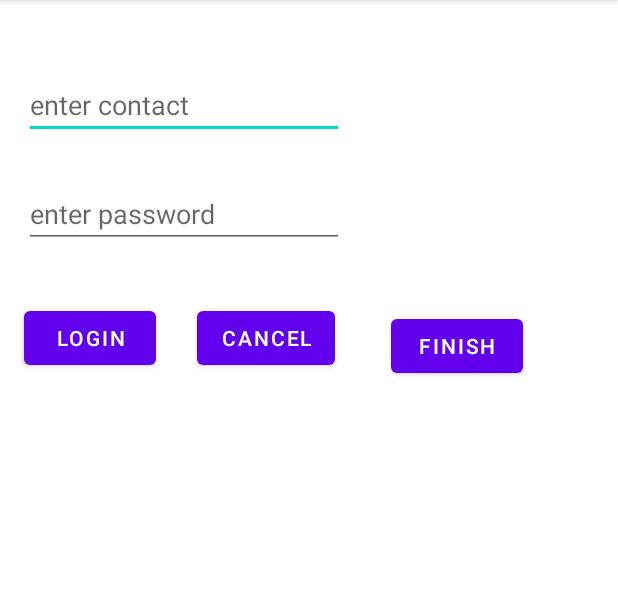
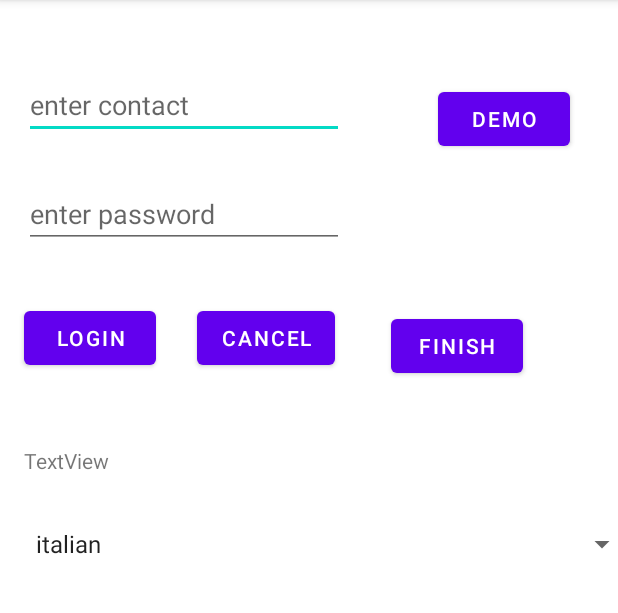
Before and after one commit to vivekabhinav/BAJAJ_FIRATAPP, an Android app: the MainActivity screen opened directly, with no data from a screen before it, on a phone screen of 412 x 824 dp, the part 84-697 px from its top. Run offline under Robolectric (Android 15) with nearby library versions, the phone set to English and light mode, and no system bars.

```diff
--- a/app/src/main/java/com/example/bajaj_firatapp/MainActivity.java
+++ b/app/src/main/java/com/example/bajaj_firatapp/MainActivity.java
@@ -6,21 +6,33 @@ import android.content.Intent;
 import android.os.Bundle;
 import android.provider.AlarmClock;
 import android.view.View;
+import android.widget.AdapterView;
+import android.widget.Button;
 import android.widget.EditText;
+import android.widget.Spinner;
 import android.widget.TextView;
 import android.widget.Toast;
 
-public class MainActivity extends AppCompatActivity {
+public class MainActivity extends AppCompatActivity implements View.OnClickListener, AdapterView.OnItemSelectedListener {
 
     @Override
     protected void onCreate(Bundle savedInstanceState) {
         super.onCreate(savedInstanceState);
         setContentView(R.layout.activity_main);
 
-        String name = getIntent().getExtras().getString("AT");
+        Button mButton = findViewById(R.id.btnDemo);
+        mButton.setOnClickListener(this);
+
+        Spinner cSpinner = findViewById(R.id.dishesSpinner);
+        cSpinner.setOnItemSelectedListener(this);
+
+       /* String name = getIntent().getExtras().getString("VT");
         TextView mTextView = findViewById(R.id.tvMain);
-        mTextView.setText(name);
+        mTextView.setText(name);*/
     }
+
+
+
 
     public void clickHandler(View view) {
         switch (view.getId()){
@@ -28,14 +40,14 @@ public class MainActivity extends AppCompatActivity {
                 startHome();
                 break;
             case R.id.btnCancel:
-                createAlarm("bajaj",14,45);
+                createAlarm("bajaj",14,29);
                 break;
-
             case R.id.btnFinish:
                 sendContact();
                 break;
         }
     }
+
     private void sendContact() {
 
         EditText nameEditText = findViewById(R.id.etName);
@@ -64,7 +76,24 @@ public class MainActivity extends AppCompatActivity {
         Intent mIntent;
         mIntent  = new Intent(MainActivity.this,HomeActivity.class);
 
-        mIntent.putExtra("VT","Abhinav Tripathi");
+        mIntent.putExtra("AT","Abhinav Tripathi");
         startActivity(mIntent);
     }
+
+    @Override
+    public void onClick(View view) {
+        //havell's fan is on
+        Toast.makeText(this, "button clicked", Toast.LENGTH_SHORT).show();
+    }
+
+    @Override
+    public void onItemSelected(AdapterView<?> adapterView, View view, int position, long l) {
+        String itemName = adapterView.getItemAtPosition(position).toString();
+        Toast.makeText(this, itemName, Toast.LENGTH_SHORT).show();
+    }
+
+    @Override
+    public void onNothingSelected(AdapterView<?> adapterView) {
+
+    }
 }
--- a/app/src/main/java/com/example/bajaj_firatapp/RecyclerActivity.java
+++ b/app/src/main/java/com/example/bajaj_firatapp/RecyclerActivity.java
@@ -30,7 +30,10 @@ public class RecyclerActivity extends AppCompatActivity {
     protected void onStart() {
         super.onStart();
         Log.w(TAG,"starting");
-        throw new NullPointerException();
+        int j=1;
+        for(int i=1;i<10;i++){
+            j = i*5 +10 -14;
+        }
 
     }
 
--- a/app/src/main/res/layout/activity_main.xml
+++ b/app/src/main/res/layout/activity_main.xml
@@ -5,6 +5,16 @@
     android:layout_width="match_parent"
     android:layout_height="match_parent"
     tools:context=".MainActivity">
+
+    <Spinner
+        android:id="@+id/dishesSpinner"
+        android:entries="@array/cuisines"
+        android:layout_width="409dp"
+        android:layout_height="wrap_content"
+        android:layout_marginStart="16dp"
+        android:layout_marginTop="34dp"
+        app:layout_constraintStart_toStartOf="parent"
+        app:layout_constraintTop_toBottomOf="@+id/tvMain" />
 
     <EditText
         android:id="@+id/etName"
@@ -67,9 +77,19 @@
         android:layout_height="wrap_content"
         android:layout_marginStart="37dp"
         android:layout_marginTop="5dp"
+        android:onClick="clickHandler"
         android:text="finish"
-        android:onClick="clickHandler"
         app:layout_constraintStart_toEndOf="@+id/btnCancel"
         app:layout_constraintTop_toTopOf="@+id/btnCancel" />
 
+    <Button
+        android:id="@+id/btnDemo"
+        android:layout_width="wrap_content"
+        android:layout_height="wrap_content"
+        android:layout_marginTop="55dp"
+        android:layout_marginEnd="32dp"
+        android:text="demo"
+        app:layout_constraintEnd_toEndOf="parent"
+        app:layout_constraintTop_toTopOf="parent" />
+
 </androidx.constraintlayout.widget.ConstraintLayout>
--- /dev/null
+++ b/app/src/main/res/values/arrays.xml
@@ -0,0 +1,12 @@
+<?xml version="1.0" encoding="utf-8"?>
+<resources>
+    <string-array name="cuisines">
+        <item>italian</item>
+        <item>russian</item>
+        <item>indian</item>
+        <item>chinese</item>
+        <item>mexican</item>
+        <item>Israeli</item>
+        <item>Shawarma</item>
+    </string-array>
+</resources>
```
Also changed, not shown: app/src/main/AndroidManifest.xml (+7 -5 lines).
